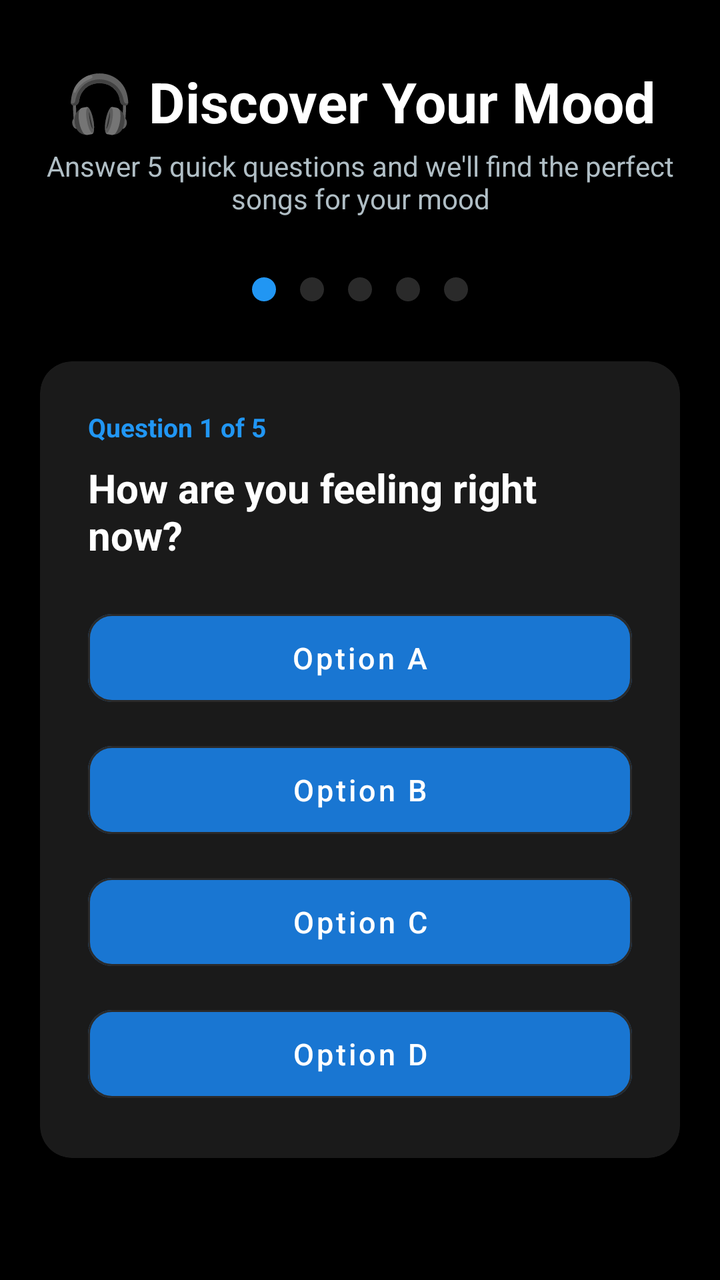
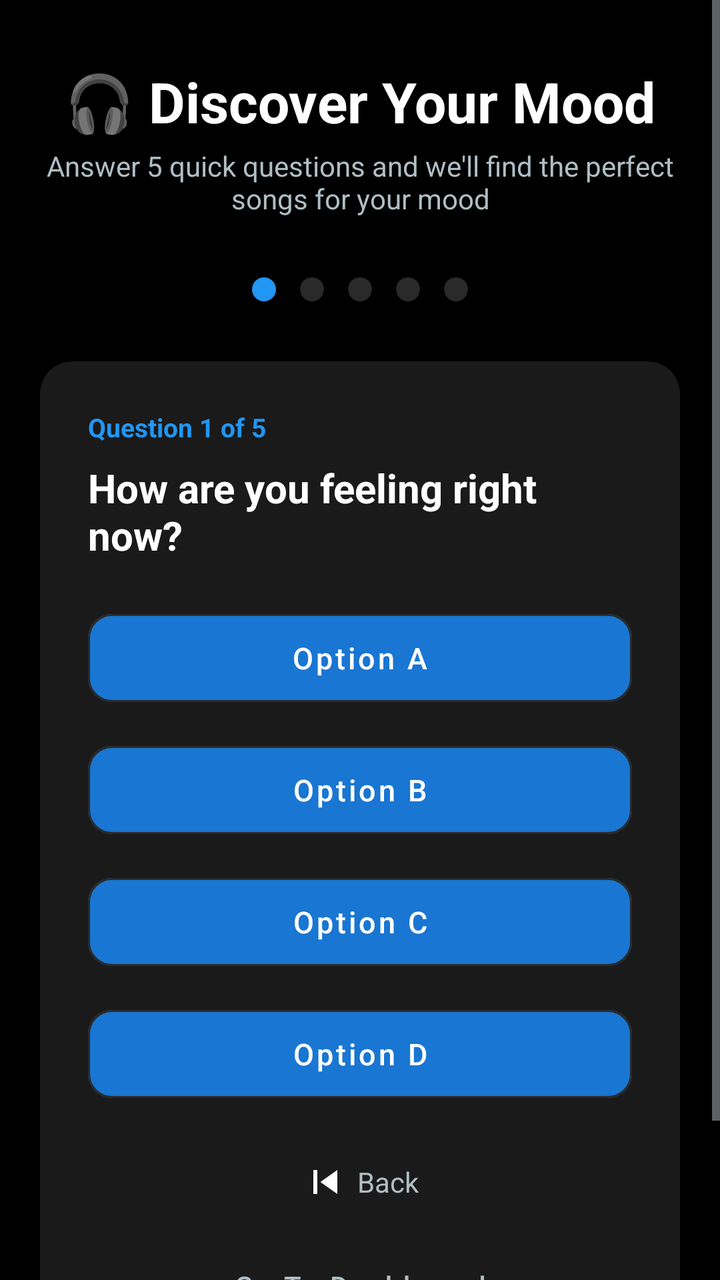

Before-and-after screenshots of an Android layout around one commit, followed by the original layout XML and the change that was made.
<!-- AndroidManifest.xml: application theme Theme.MusicPlayer -->
<!-- res/layout/fragment_mood_questionnaire.xml -->
<?xml version="1.0" encoding="utf-8"?>
<ScrollView xmlns:android="http://schemas.android.com/apk/res/android"
    xmlns:app="http://schemas.android.com/apk/res-auto"
    android:layout_width="match_parent"
    android:layout_height="match_parent"
    android:background="@color/background"
    android:fillViewport="true">

    <LinearLayout
        android:layout_width="match_parent"
        android:layout_height="wrap_content"
        android:orientation="vertical"
        android:padding="20dp"
        android:paddingBottom="100dp">

        
        <TextView
            android:id="@+id/tv_mood_header"
            android:layout_width="match_parent"
            android:layout_height="wrap_content"
            android:text="🎧 Discover Your Mood"
            android:textSize="28sp"
            android:textStyle="bold"
            android:textColor="@color/text_primary"
            android:gravity="center"
            android:layout_marginTop="12dp"
            android:layout_marginBottom="4dp" />

        <TextView
            android:id="@+id/tv_mood_subtitle"
            android:layout_width="match_parent"
            android:layout_height="wrap_content"
            android:text="Answer 5 quick questions and we\'ll find the perfect songs for your mood"
            android:textSize="14sp"
            android:textColor="@color/text_secondary"
            android:gravity="center"
            android:layout_marginBottom="24dp" />

        
        <LinearLayout
            android:id="@+id/progress_container"
            android:layout_width="match_parent"
            android:layout_height="wrap_content"
            android:orientation="horizontal"
            android:gravity="center"
            android:layout_marginBottom="24dp">

            <View
                android:id="@+id/progress_dot_1"
                android:layout_width="12dp"
                android:layout_height="12dp"
                android:layout_margin="6dp"
                android:background="@drawable/bg_mood_dot_active" />

            <View
                android:id="@+id/progress_dot_2"
                android:layout_width="12dp"
                android:layout_height="12dp"
                android:layout_margin="6dp"
                android:background="@drawable/bg_mood_dot_inactive" />

            <View
                android:id="@+id/progress_dot_3"
                android:layout_width="12dp"
                android:layout_height="12dp"
                android:layout_margin="6dp"
                android:background="@drawable/bg_mood_dot_inactive" />

            <View
                android:id="@+id/progress_dot_4"
                android:layout_width="12dp"
                android:layout_height="12dp"
                android:layout_margin="6dp"
                android:background="@drawable/bg_mood_dot_inactive" />

            <View
                android:id="@+id/progress_dot_5"
                android:layout_width="12dp"
                android:layout_height="12dp"
                android:layout_margin="6dp"
                android:background="@drawable/bg_mood_dot_inactive" />
        </LinearLayout>

        
        <androidx.cardview.widget.CardView
            android:id="@+id/card_question"
            android:layout_width="match_parent"
            android:layout_height="wrap_content"
            app:cardBackgroundColor="@color/background_card"
            app:cardCornerRadius="16dp"
            app:cardElevation="8dp"
            android:layout_marginBottom="20dp">

            <LinearLayout
                android:layout_width="match_parent"
                android:layout_height="wrap_content"
                android:orientation="vertical"
                android:padding="24dp">

                
                <TextView
                    android:id="@+id/tv_question_number"
                    android:layout_width="wrap_content"
                    android:layout_height="wrap_content"
                    android:text="Question 1 of 5"
                    android:textSize="13sp"
                    android:textColor="@color/accent"
                    android:textStyle="bold"
                    android:layout_marginBottom="8dp" />

                
                <TextView
                    android:id="@+id/tv_question_text"
                    android:layout_width="match_parent"
                    android:layout_height="wrap_content"
                    android:text="How are you feeling right now?"
                    android:textSize="20sp"
                    android:textStyle="bold"
                    android:textColor="@color/text_primary"
                    android:layout_marginBottom="20dp" />

                
                <com.google.android.material.button.MaterialButton
                    android:id="@+id/btn_option_a"
                    android:layout_width="match_parent"
                    android:layout_height="56dp"
                    android:layout_marginBottom="10dp"
                    android:text="Option A"
                    android:textSize="15sp"
                    android:textColor="@color/text_primary"
                    android:textAllCaps="false"
                    app:backgroundTint="@color/primary_light"
                    app:cornerRadius="12dp"
                    app:strokeColor="@color/divider"
                    app:strokeWidth="1dp"
                    style="@style/Widget.MaterialComponents.Button.OutlinedButton" />

                
                <com.google.android.material.button.MaterialButton
                    android:id="@+id/btn_option_b"
                    android:layout_width="match_parent"
                    android:layout_height="56dp"
                    android:layout_marginBottom="10dp"
                    android:text="Option B"
                    android:textSize="15sp"
                    android:textColor="@color/text_primary"
                    android:textAllCaps="false"
                    app:backgroundTint="@color/primary_light"
                    app:cornerRadius="12dp"
                    app:strokeColor="@color/divider"
                    app:strokeWidth="1dp"
                    style="@style/Widget.MaterialComponents.Button.OutlinedButton" />

                
                <com.google.android.material.button.MaterialButton
                    android:id="@+id/btn_option_c"
                    android:layout_width="match_parent"
                    android:layout_height="56dp"
                    android:layout_marginBottom="10dp"
                    android:text="Option C"
                    android:textSize="15sp"
                    android:textColor="@color/text_primary"
                    android:textAllCaps="false"
                    app:backgroundTint="@color/primary_light"
                    app:cornerRadius="12dp"
                    app:strokeColor="@color/divider"
                    app:strokeWidth="1dp"
                    style="@style/Widget.MaterialComponents.Button.OutlinedButton" />

                
                <com.google.android.material.button.MaterialButton
                    android:id="@+id/btn_option_d"
                    android:layout_width="match_parent"
                    android:layout_height="56dp"
                    android:text="Option D"
                    android:textSize="15sp"
                    android:textColor="@color/text_primary"
                    android:textAllCaps="false"
                    app:backgroundTint="@color/primary_light"
                    app:cornerRadius="12dp"
                    app:strokeColor="@color/divider"
                    app:strokeWidth="1dp"
                    style="@style/Widget.MaterialComponents.Button.OutlinedButton" />

            </LinearLayout>
        </androidx.cardview.widget.CardView>

        
        <androidx.cardview.widget.CardView
            android:id="@+id/card_result"
            android:layout_width="match_parent"
            android:layout_height="wrap_content"
            android:visibility="gone"
            app:cardBackgroundColor="@color/background_card"
            app:cardCornerRadius="16dp"
            app:cardElevation="8dp"
            android:layout_marginBottom="16dp">

            <LinearLayout
                android:layout_width="match_parent"
                android:layout_height="wrap_content"
                android:orientation="vertical"
                android:padding="24dp"
                android:gravity="center">

                <TextView
                    android:id="@+id/tv_result_emoji"
                    android:layout_width="wrap_content"
                    android:layout_height="wrap_content"
                    android:text="😊"
                    android:textSize="56sp"
                    android:layout_marginBottom="12dp" />

                <TextView
                    android:id="@+id/tv_result_mood"
                    android:layout_width="wrap_content"
                    android:layout_height="wrap_content"
                    android:text="Your Mood: Happy"
                    android:textSize="24sp"
                    android:textStyle="bold"
                    android:textColor="@color/text_primary"
                    android:layout_marginBottom="8dp" />

                <TextView
                    android:id="@+id/tv_result_count"
                    android:layout_width="wrap_content"
                    android:layout_height="wrap_content"
                    android:text="We found 20 songs for you!"
                    android:textSize="15sp"
                    android:textColor="@color/text_secondary"
                    android:layout_marginBottom="20dp" />

                <com.google.android.material.button.MaterialButton
                    android:id="@+id/btn_play_mood"
                    android:layout_width="match_parent"
                    android:layout_height="56dp"
                    android:text="🎵  Play My Mood Playlist"
                    android:textSize="16sp"
                    android:textColor="@color/background"
                    android:textAllCaps="false"
                    android:textStyle="bold"
                    app:backgroundTint="@color/accent"
                    app:cornerRadius="28dp" />

                <com.google.android.material.button.MaterialButton
                    android:id="@+id/btn_retake"
                    android:layout_width="match_parent"
                    android:layout_height="48dp"
                    android:layout_marginTop="8dp"
                    android:text="Retake Quiz"
                    android:textSize="14sp"
                    android:textColor="@color/text_secondary"
                    android:textAllCaps="false"
                    app:backgroundTint="@color/transparent"
                    app:cornerRadius="12dp"
                    app:strokeColor="@color/divider"
                    app:strokeWidth="1dp"
                    style="@style/Widget.MaterialComponents.Button.OutlinedButton" />

            </LinearLayout>
        </androidx.cardview.widget.CardView>

    </LinearLayout>
</ScrollView>
<!-- resources referenced by this layout -->
<resources>
  <color name="accent">#2196F3</color>
  <color name="background">#000000</color>
  <color name="background_card">#1A1A1A</color>
  <color name="divider">#2A2A2A</color>
  <color name="primary_light">#1976D2</color>
  <color name="text_primary">#FFFFFF</color>
  <color name="text_secondary">#B0BEC5</color>
  <color name="transparent">#00000000</color>
  <!-- drawable bg_mood_dot_active (drawable) -->
  <?xml version="1.0" encoding="utf-8"?>
  <shape xmlns:android="http://schemas.android.com/apk/res/android"
      android:shape="oval">
      <solid android:color="@color/accent" />
      <size
          android:width="12dp"
          android:height="12dp" />
  </shape>
  <!-- drawable bg_mood_dot_inactive (drawable) -->
  <?xml version="1.0" encoding="utf-8"?>
  <shape xmlns:android="http://schemas.android.com/apk/res/android"
      android:shape="oval">
      <solid android:color="@color/divider" />
      <size
          android:width="12dp"
          android:height="12dp" />
  </shape>
  <style name="Theme.MusicPlayer" parent="Theme.MaterialComponents.DayNight.NoActionBar">
          <item name="colorPrimary">@color/primary</item>
          <item name="colorPrimaryDark">@color/primary_dark</item>
          <item name="colorAccent">@color/accent</item>
          <item name="android:windowBackground">@color/background</item>
          <item name="android:statusBarColor">@color/primary_dark</item>
          <item name="android:navigationBarColor">@color/background</item>
          <item name="android:textColorPrimary">@color/text_primary</item>
          <item name="android:textColorSecondary">@color/text_secondary</item>
      </style>
  <color name="primary">#1565C0</color>
  <color name="primary_dark">#0D47A1</color>
</resources>

<!-- the commit's change to res/layout/fragment_mood_questionnaire.xml (unified diff, before → after) -->
@@ -172,6 +172,7 @@
                     android:id="@+id/btn_option_d"
                     android:layout_width="match_parent"
                     android:layout_height="56dp"
+                    android:layout_marginBottom="16dp"
                     android:text="Option D"
                     android:textSize="15sp"
                     android:textColor="@color/text_primary"
@@ -181,6 +182,45 @@
                     app:strokeColor="@color/divider"
                     app:strokeWidth="1dp"
                     style="@style/Widget.MaterialComponents.Button.OutlinedButton" />
+
+                
+                <LinearLayout
+                    android:id="@+id/btn_back_container"
+                    android:layout_width="wrap_content"
+                    android:layout_height="wrap_content"
+                    android:layout_gravity="center_horizontal"
+                    android:background="?android:attr/selectableItemBackground"
+                    android:padding="8dp"
+                    android:layout_marginBottom="8dp"
+                    android:gravity="center_vertical"
+                    android:clickable="true"
+                    android:focusable="true">
+
+                    <ImageView
+                        android:id="@+id/btn_back"
+                        android:layout_width="24dp"
+                        android:layout_height="24dp"
+                        android:src="@drawable/ic_previous"
+                        android:layout_marginEnd="4dp" />
+
+                    <TextView
+                        android:id="@+id/tv_back"
+                        android:layout_width="wrap_content"
+                        android:layout_height="wrap_content"
+                        android:text="Back"
+                        android:textSize="14sp"
+                        android:textColor="@color/text_secondary" />
+                </LinearLayout>
+
+                <com.google.android.material.button.MaterialButton
+                    android:id="@+id/btn_go_dashboard_question"
+                    android:layout_width="match_parent"
+                    android:layout_height="wrap_content"
+                    android:text="Go To Dashboard"
+                    android:textAllCaps="false"
+                    android:textColor="@color/text_secondary"
+                    app:cornerRadius="12dp"
+                    style="@style/Widget.MaterialComponents.Button.TextButton" />
 
             </LinearLayout>
         </androidx.cardview.widget.CardView>
@@ -257,6 +297,17 @@
                     app:strokeWidth="1dp"
                     style="@style/Widget.MaterialComponents.Button.OutlinedButton" />
 
+                <com.google.android.material.button.MaterialButton
+                    android:id="@+id/btn_go_dashboard_result"
+                    android:layout_width="match_parent"
+                    android:layout_height="48dp"
+                    android:layout_marginTop="8dp"
+                    android:text="Go To Dashboard"
+                    android:textAllCaps="false"
+                    android:textColor="@color/text_secondary"
+                    app:cornerRadius="12dp"
+                    style="@style/Widget.MaterialComponents.Button.TextButton" />
+
             </LinearLayout>
         </androidx.cardview.widget.CardView>
 
<!-- resource entries referenced after the edit -->
@@ -26,6 +26,17 @@
           android:width="12dp"
           android:height="12dp" />
   </shape>
+  <!-- drawable ic_previous (drawable) -->
+  <vector xmlns:android="http://schemas.android.com/apk/res/android"
+      android:width="24dp"
+      android:height="24dp"
+      android:viewportWidth="24"
+      android:viewportHeight="24"
+      android:tint="@color/white">
+      <path
+          android:fillColor="#FFFFFF"
+          android:pathData="M6,6h2v12H6zM9.5,12l8.5,6V6z"/>
+  </vector>
   <style name="Theme.MusicPlayer" parent="Theme.MaterialComponents.DayNight.NoActionBar">
           <item name="colorPrimary">@color/primary</item>
           <item name="colorPrimaryDark">@color/primary_dark</item>
@@ -36,6 +47,7 @@
           <item name="android:textColorPrimary">@color/text_primary</item>
           <item name="android:textColorSecondary">@color/text_secondary</item>
       </style>
+  <color name="white">#FFFFFF</color>
   <color name="primary">#1565C0</color>
   <color name="primary_dark">#0D47A1</color>
 </resources>
